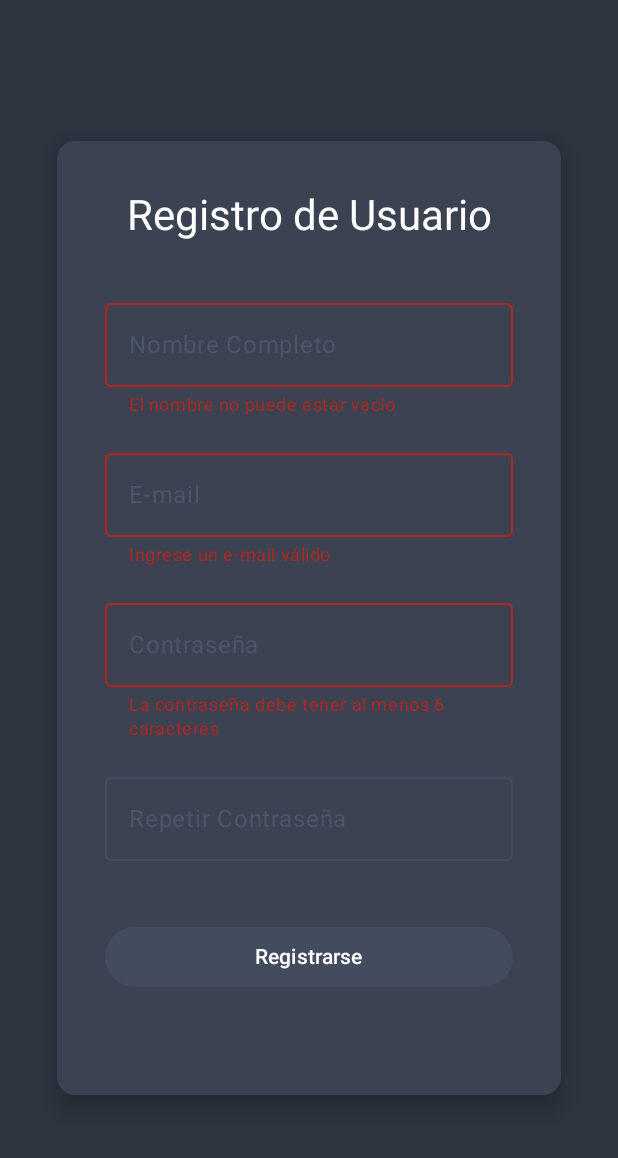
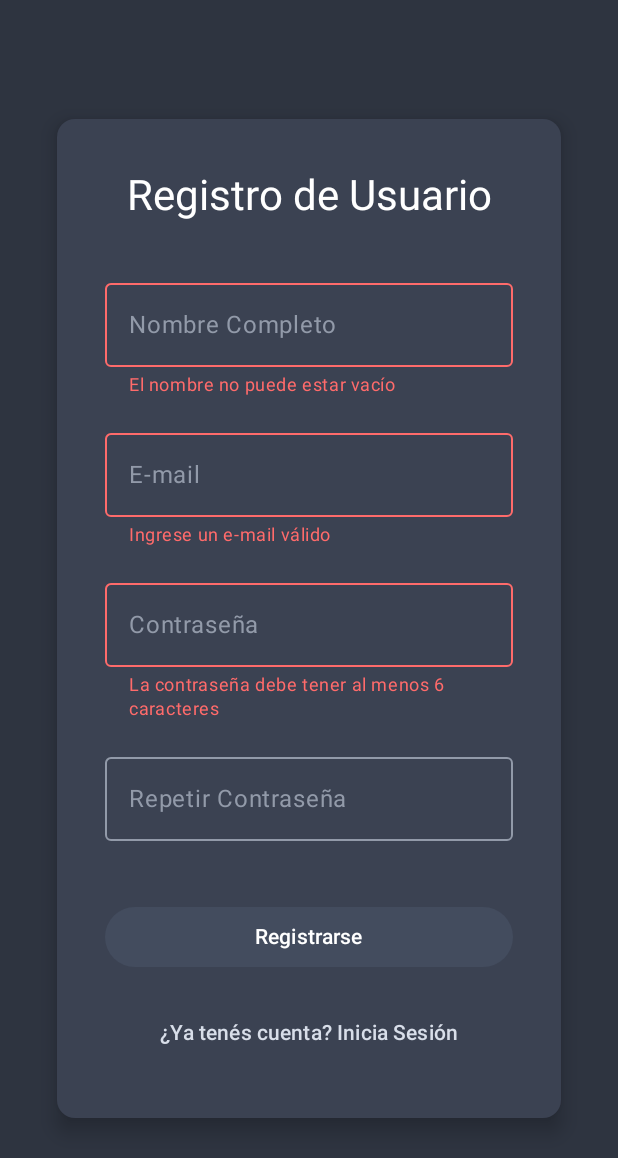
Before and after one commit to TomasMartin2004/Aplicaciones-moviles, an Android app built with Jetpack Compose: the RegisterScreen screen opened through its navigation route, after a tap on "Registrarse", on a phone screen of 412 x 824 dp. Shown: the top 1158 px of the screen. Run offline under Robolectric (Android 15) with nearby library versions, the phone set to English and light mode, and no system bars.

Commit message:
fix: errores en colores

```diff
--- a/app/src/main/java/com/example/tp1/Login.kt
+++ b/app/src/main/java/com/example/tp1/Login.kt
@@ -18,6 +18,7 @@ import com.example.tp1.ui.theme.Nord2
 import com.example.tp1.ui.theme.Nord3
 import com.example.tp1.ui.theme.Nord4
 import com.example.tp1.ui.theme.White
+import com.example.tp1.ui.theme.ErrorLightRed
 
 import androidx.navigation.NavHostController
 import androidx.compose.ui.Alignment
@@ -54,7 +55,7 @@ fun LoginScreen(navController: NavHostController) {
             Surface(
                 modifier = Modifier
                     .widthIn(max = 400.dp)
-                    .heightIn(min = 300.dp, max = 450.dp)
+                    .heightIn(min = 400.dp, max = 470.dp)
                     .padding(32.dp),
                 color = Nord1,
                 shape = MaterialTheme.shapes.medium,
@@ -78,14 +79,14 @@ fun LoginScreen(navController: NavHostController) {
                     OutlinedTextField(
                         value = username,
                         onValueChange = { username = it; usernameError = null },
-                        label = { Text("Usuario", color = Nord3) },
+                        label = { Text("Usuario...", color = Nord3) },
                         modifier = Modifier.fillMaxWidth(),
                         singleLine = true,
                         isError = usernameError != null,
                         supportingText = {
                             if (usernameError != null) Text(
                                 usernameError!!,
-                                color = MaterialTheme.colorScheme.error
+                                color = ErrorLightRed
                             )
                         },
                         colors = OutlinedTextFieldDefaults.colors(
@@ -94,7 +95,8 @@ fun LoginScreen(navController: NavHostController) {
                             focusedBorderColor = Nord3,
                             unfocusedBorderColor = Nord3,
                             cursorColor = White,
-                            errorLabelColor = MaterialTheme.colorScheme.error
+                            errorLabelColor = ErrorLightRed,
+                            errorBorderColor = ErrorLightRed,
 
                         )
                     )
@@ -102,14 +104,14 @@ fun LoginScreen(navController: NavHostController) {
                     OutlinedTextField(
                         value = password,
                         onValueChange = { password = it; passwordError = null },
-                        label = { Text("Contraseña", color = Nord3) },
+                        label = { Text("Contraseña...", color = Nord3) },
                         modifier = Modifier.fillMaxWidth(),
                         singleLine = true,
                         isError = passwordError != null,
                         supportingText = {
                             if (passwordError != null) Text(
                                 passwordError!!,
-                                color = MaterialTheme.colorScheme.error
+                                color = ErrorLightRed
                             )
                         },
                         colors = OutlinedTextFieldDefaults.colors(
@@ -118,7 +120,8 @@ fun LoginScreen(navController: NavHostController) {
                             focusedBorderColor = Nord3,
                             unfocusedBorderColor = Nord3,
                             cursorColor = White,
-                            errorLabelColor = MaterialTheme.colorScheme.error
+                            errorLabelColor = ErrorLightRed,
+                            errorBorderColor = ErrorLightRed,
                         )
                     )
                     Spacer(modifier = Modifier.height(16.dp))
--- a/app/src/main/java/com/example/tp1/Register.kt
+++ b/app/src/main/java/com/example/tp1/Register.kt
@@ -15,6 +15,7 @@ import com.example.tp1.ui.theme.Nord2
 import com.example.tp1.ui.theme.Nord3
 import com.example.tp1.ui.theme.Nord4
 import com.example.tp1.ui.theme.White
+import com.example.tp1.ui.theme.ErrorLightRed
 
 @Composable
 fun RegisterScreen(navController: NavHostController) {
@@ -54,7 +55,7 @@ fun RegisterScreen(navController: NavHostController) {
             Surface(
                 modifier = Modifier
                     .widthIn(max = 400.dp)
-                    .heightIn(min = 300.dp, max = 700.dp)
+                    .heightIn(min = 300.dp, max = 730.dp)
                     .padding(32.dp),
                 color = Nord1,
                 shape = MaterialTheme.shapes.medium,
@@ -86,19 +87,19 @@ fun RegisterScreen(navController: NavHostController) {
                         supportingText = {
                             if (nameError != null) Text(
                                 nameError!!,
-                                color = MaterialTheme.colorScheme.error
+                                color = ErrorLightRed
                             )
                         },
                         colors = OutlinedTextFieldDefaults.colors(
                             focusedTextColor = White,
                             unfocusedTextColor = White,
                             focusedBorderColor = Nord3,
-                            unfocusedBorderColor = Nord2,
+                            unfocusedBorderColor = Nord3,
                             cursorColor = White,
                             focusedLabelColor = White,
-                            unfocusedLabelColor = Nord2,
-                            errorBorderColor = MaterialTheme.colorScheme.error,
-                            errorLabelColor = MaterialTheme.colorScheme.error
+                            unfocusedLabelColor = Nord3,
+                            errorBorderColor = ErrorLightRed,
+                            errorLabelColor = ErrorLightRed
                         )
                     )
                     Spacer(modifier = Modifier.height(16.dp))
@@ -113,19 +114,19 @@ fun RegisterScreen(navController: NavHostController) {
                         supportingText = {
                             if (emailError != null) Text(
                                 emailError!!,
-                                color = MaterialTheme.colorScheme.error
+                                color = ErrorLightRed
                             )
                         },
                         colors = OutlinedTextFieldDefaults.colors(
                             focusedTextColor = White,
                             unfocusedTextColor = White,
                             focusedBorderColor = Nord3,
-                            unfocusedBorderColor = Nord2,
+                            unfocusedBorderColor = Nord3,
                             cursorColor = White,
                             focusedLabelColor = White,
-                            unfocusedLabelColor = Nord2,
-                            errorBorderColor = MaterialTheme.colorScheme.error,
-                            errorLabelColor = MaterialTheme.colorScheme.error
+                            unfocusedLabelColor = Nord3,
+                            errorBorderColor = ErrorLightRed,
+                            errorLabelColor = ErrorLightRed
                         )
                     )
                     Spacer(modifier = Modifier.height(16.dp))
@@ -143,19 +144,19 @@ fun RegisterScreen(navController: NavHostController) {
                         supportingText = {
                             if (passwordError != null) Text(
                                 passwordError!!,
-                                color = MaterialTheme.colorScheme.error
+                                color = ErrorLightRed
                             )
                         },
                         colors = OutlinedTextFieldDefaults.colors(
                             focusedTextColor = White,
                             unfocusedTextColor = White,
                             focusedBorderColor = Nord3,
-                            unfocusedBorderColor = Nord2,
+                            unfocusedBorderColor = Nord3,
                             cursorColor = White,
                             focusedLabelColor = White,
-                            unfocusedLabelColor = Nord2,
-                            errorBorderColor = MaterialTheme.colorScheme.error,
-                            errorLabelColor = MaterialTheme.colorScheme.error
+                            unfocusedLabelColor = Nord3,
+                            errorBorderColor = ErrorLightRed,
+                            errorLabelColor = ErrorLightRed
                         )
                     )
                     Spacer(modifier = Modifier.height(16.dp))
@@ -171,20 +172,20 @@ fun RegisterScreen(navController: NavHostController) {
                         supportingText = {
                             if (confirmPasswordError != null) Text(
                                 confirmPasswordError!!,
-                                color = MaterialTheme.colorScheme.error
+                                color = ErrorLightRed
                             )
                         },
                         colors = OutlinedTextFieldDefaults.colors(
                             focusedTextColor = White,
                             unfocusedTextColor = White,
                             focusedBorderColor = Nord3,
-                            unfocusedBorderColor = Nord2,
+                            unfocusedBorderColor = Nord3,
                             cursorColor = White,
                             focusedLabelColor = White,
-                            unfocusedLabelColor = Nord2,
-                            errorBorderColor = MaterialTheme.colorScheme.error,
-                            errorLabelColor = MaterialTheme.colorScheme.error
-                        )
+                            unfocusedLabelColor = Nord3,
+                            errorBorderColor = ErrorLightRed,
+                            errorLabelColor = ErrorLightRed,
+                            )
                     )
 
                     Spacer(modifier = Modifier.height(24.dp))
--- a/app/src/main/java/com/example/tp1/ui/theme/Color.kt
+++ b/app/src/main/java/com/example/tp1/ui/theme/Color.kt
@@ -5,7 +5,8 @@ import androidx.compose.ui.graphics.Color
 val Nord0 = Color(0xFF2E3440)
 val Nord1 = Color(0xFF3B4252)
 val Nord2 = Color(0xFF434C5E)
-val Nord3 = Color(0xFF4C566A)
+val Nord3 = Color(0xFF929AA9)
 val Nord4 = Color(0xFFD8DEE9)
+val ErrorLightRed = Color(0xFFFF6B6B)
 
 val White = Color(0xFFFFFFFF)
```
